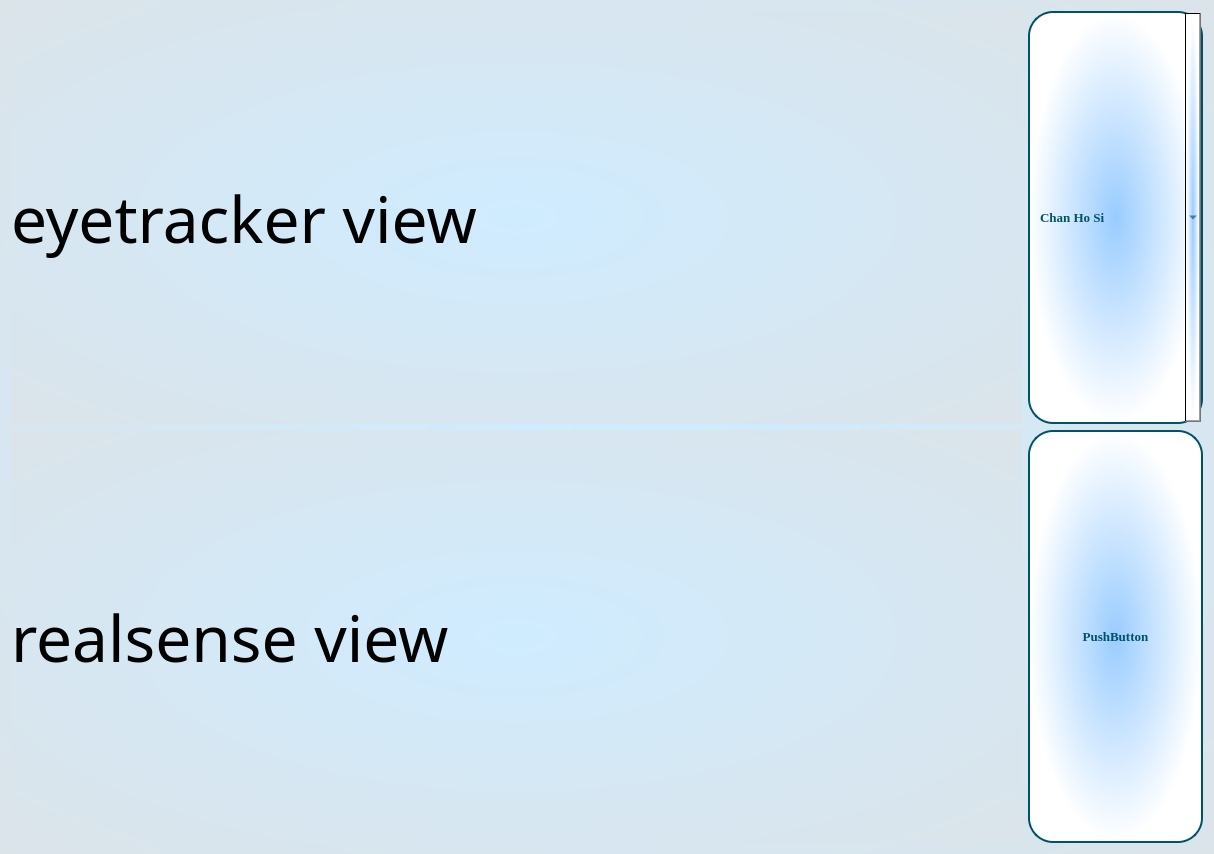
First picture: the form in Boccia_UI.ui, repository Lumen-Dev96/QuickSystem, before the edit.
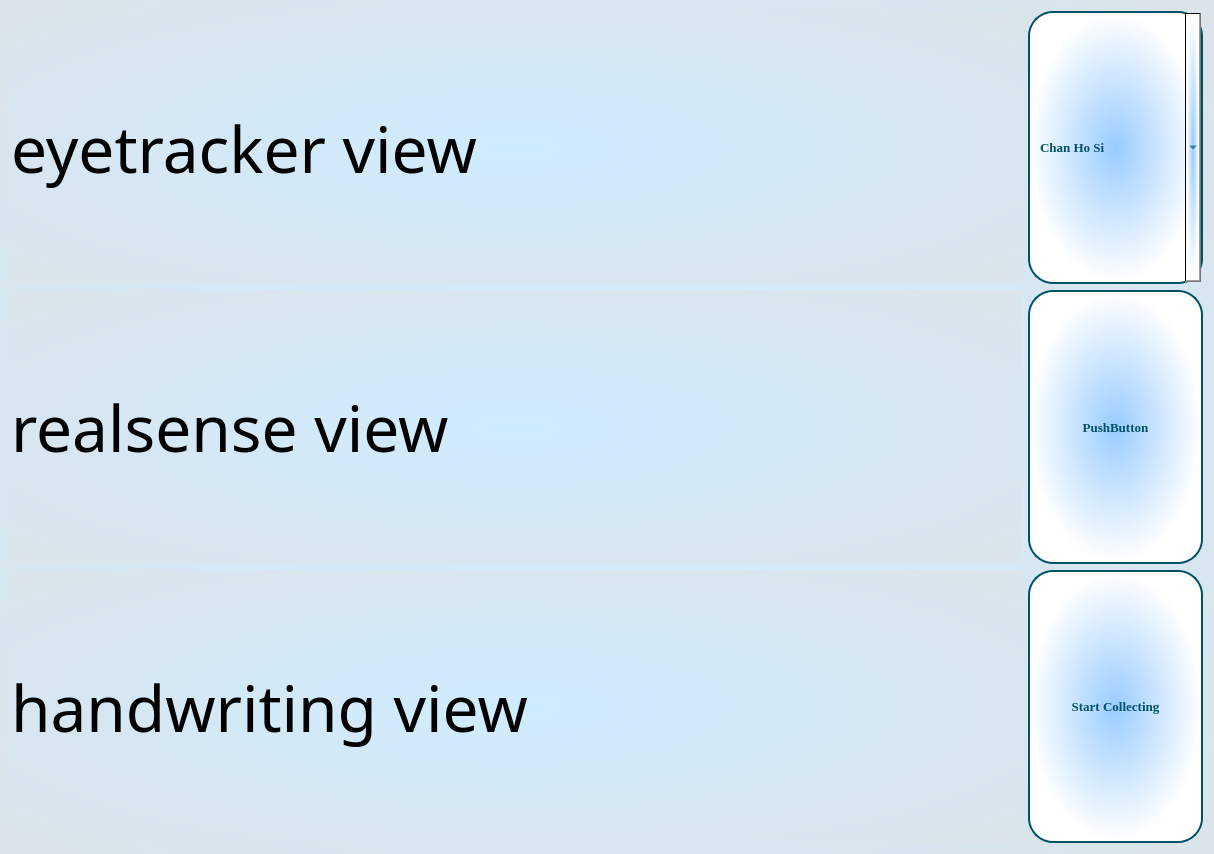
Second picture: the form after the edit.

What changed in the file:
```diff
--- a/Boccia_UI.ui
+++ b/Boccia_UI.ui
@@ -60,6 +60,28 @@
        </property>
       </widget>
      </item>
+         <item>
+      <widget class="QLabel" name="image_label_2">
+       <property name="sizePolicy">
+        <sizepolicy hsizetype="Expanding" vsizetype="Expanding">
+         <horstretch>0</horstretch>
+         <verstretch>0</verstretch>
+        </sizepolicy>
+       </property>
+       <property name="font">
+        <font>
+         <family>Agency FB</family>
+         <pointsize>48</pointsize>
+        </font>
+       </property>
+       <property name="styleSheet">
+        <string notr="true"/>
+       </property>
+       <property name="text">
+        <string>handwriting view</string>
+       </property>
+      </widget>
+     </item>
     </layout>
    </item>
    <item>
@@ -181,6 +203,42 @@
          </property>
         </widget>
        </item>
+          <item>
+        <widget class="QPushButton" name="pushButton">
+         <property name="sizePolicy">
+          <sizepolicy hsizetype="Preferred" vsizetype="Ignored">
+           <horstretch>0</horstretch>
+           <verstretch>0</verstretch>
+          </sizepolicy>
+         </property>
+         <property name="font">
+          <font>
+           <family>Times New Roman</family>
+           <pointsize>10</pointsize>
+           <weight>75</weight>
+           <bold>true</bold>
+          </font>
+         </property>
+         <property name="styleSheet">
+          <string notr="true">QPushButton:hover{
+	border: none;
+	background-color: rgb(255, 255,0);
+	color: rgb(0, 0, 0);
+}
+
+QPushButton{
+background: qradialgradient(cx: 0.5, cy: 0.5, radius: 0.5, fx: 0.5, fy: 0.5, stop: 0 #99ccff, stop: 1 white);
+    border-radius: 25px;
+    border: 2px solid #005266;
+    color: #005266;
+    font-weight: bold;
+    padding: 10px;}</string>
+         </property>
+         <property name="text">
+          <string>Start Collecting</string>
+         </property>
+        </widget>
+       </item>
       </layout>
      </item>
     </layout>
```
